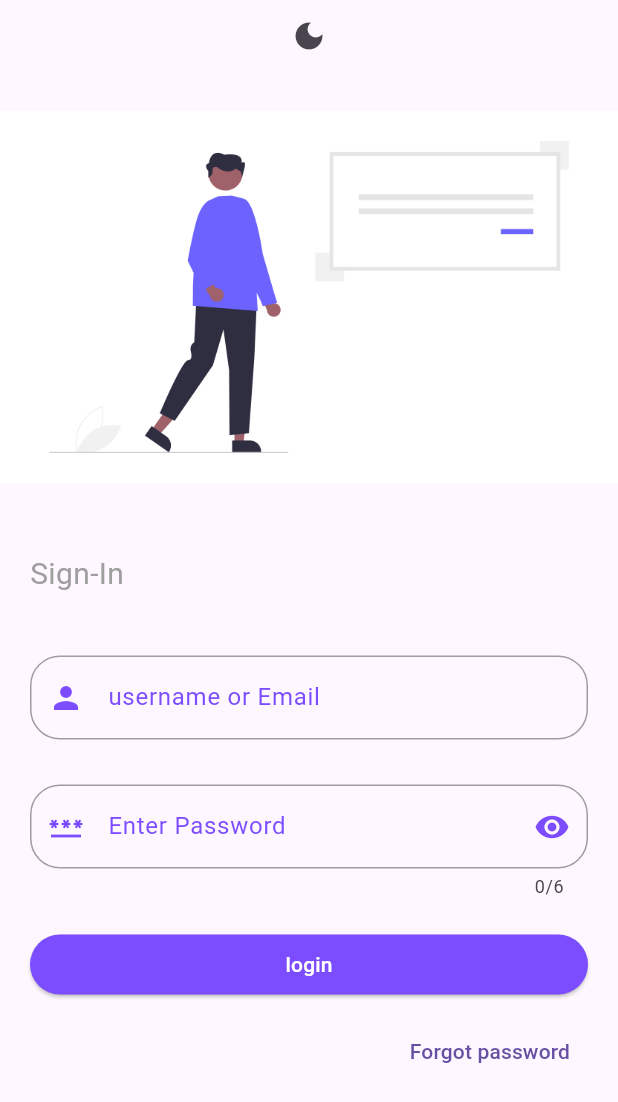
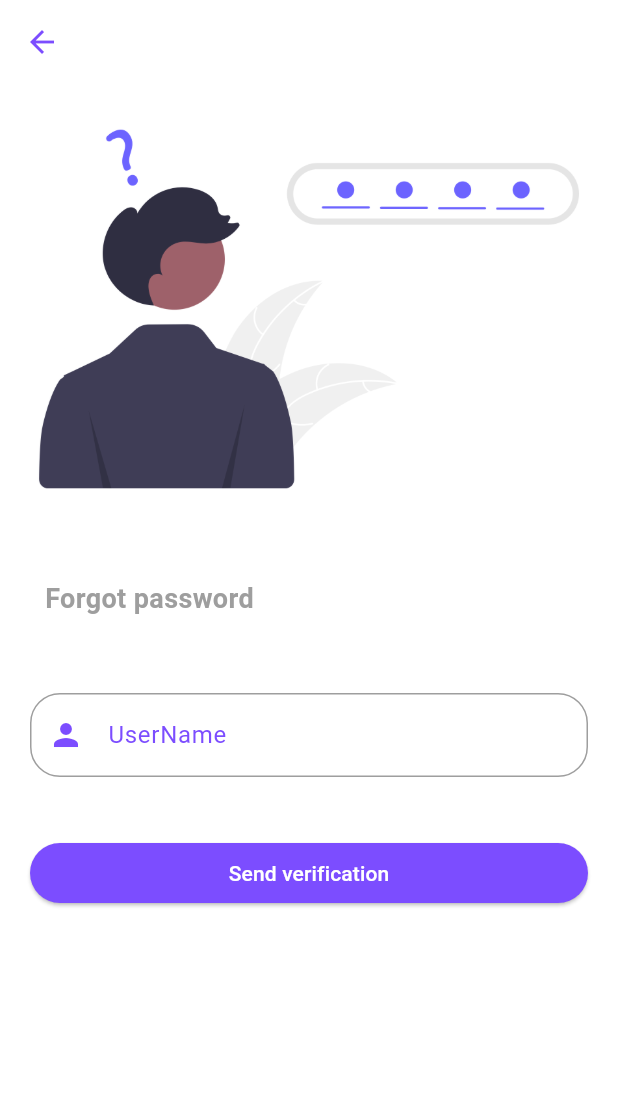
Before and after one commit to pranove-balaji/firebase-practice, a Flutter app: the SignInPage screen opened directly, after a tap on "Forgot password", on a phone screen of 412 x 824 dp. Shown: the top 1102 px of the screen. Run offline on Flutter 3.47's test engine with Material 3 defaults, Android fonts, the phone set to English and light mode, and no system bars; our stand-ins replace firebase_core; accounts and stored records are empty.

Commit message:
feat: add firebase email authentication

```diff
--- a/lib/button/forgot_passowrd.dart
+++ b/lib/button/forgot_passowrd.dart
@@ -1,3 +1,4 @@
+import 'package:firebase/screen/forgotpassword.dart';
 import 'package:flutter/material.dart';
 
 class ForgotPassword extends StatelessWidget {
@@ -11,7 +12,13 @@ class ForgotPassword extends StatelessWidget {
         Padding(
           padding:
               const EdgeInsets.only(left: 20, right: 20, bottom: 20, top: 0),
-          child: TextButton(onPressed: () {}, child: Text("Forgot password")),
+          child: TextButton(
+              onPressed: () {
+                Navigator.push(context, MaterialPageRoute(builder: (context) {
+                  return AppForgotPassword();
+                }));
+              },
+              child: Text("Forgot password")),
         )
       ],
     );
--- a/lib/field/username.dart
+++ b/lib/field/username.dart
@@ -22,7 +22,7 @@ class _UsernameFieldState extends State<UsernameField> {
       padding: const EdgeInsets.all(20),
       child: TextFormField(
         validator: (value) {
-          if (value == null || value.isEmpty) {
+          if (value == null || value!.isEmpty) {
             return "Enter a valid username";
           }
           return null;
--- /dev/null
+++ b/lib/screen/forgotpassword.dart
@@ -0,0 +1,50 @@
+import 'package:firebase/button/sign_in.dart';
+import 'package:firebase/field/username.dart';
+import 'package:flutter/material.dart';
+
+class AppForgotPassword extends StatefulWidget {
+  const AppForgotPassword({super.key});
+
+  @override
+  State<AppForgotPassword> createState() => _AppForgotPasswordState();
+}
+
+class _AppForgotPasswordState extends State<AppForgotPassword> {
+  final _forgotkey = GlobalKey<FormState>();
+  TextEditingController username = TextEditingController();
+  @override
+  Widget build(BuildContext context) {
+    return Scaffold(
+        appBar: AppBar(
+          backgroundColor: Colors.white,
+          iconTheme: IconThemeData(color: Colors.deepPurpleAccent),
+        ),
+        backgroundColor: Colors.white,
+        body: SafeArea(
+            child: Form(
+                key: _forgotkey,
+                child: ListView(
+                  children: [
+                    SizedBox(
+                      height: 300,
+                      child: Image.asset("assets/png_assets/forgot.png"),
+                    ),
+                    Padding(
+                      padding: EdgeInsets.all(30),
+                      child: Text(
+                        "Forgot password",
+                        style: TextStyle(
+                            fontSize: 18,
+                            fontWeight: FontWeight.bold,
+                            color: Colors.grey),
+                      ),
+                    ),
+                    UsernameField(
+                        userNameController: username,
+                        label: "UserName",
+                        hint: "Username"),
+                    SignInButton(formKey: _forgotkey, text: "Send verification")
+                  ],
+                ))));
+  }
+}
--- a/lib/screen/signin.dart
+++ b/lib/screen/signin.dart
@@ -2,6 +2,7 @@ import 'package:firebase/button/forgot_passowrd.dart';
 import 'package:firebase/button/sign_in.dart';
 import 'package:firebase/field/password.dart';
 import 'package:firebase/field/username.dart';
+import 'package:firebase/screen/signup.dart';
 import 'package:flutter/material.dart';
 
 class SignInPage extends StatefulWidget {
@@ -18,15 +19,26 @@ class _SignInPageState extends State<SignInPage> {
   TextEditingController passwordController = TextEditingController();
   String text = "login";
   String userlabel = "username or Email";
+  Icon mode = Icon(Icons.dark_mode);
   @override
   Widget build(BuildContext context) {
     return Scaffold(
+        backgroundColor: Colors.white,
         body: SafeArea(
           child: Form(
             key: _signInFormKey,
             child: ListView(
               children: [
-            IconButton(onPressed: () {}, icon: Icon(Icons.dark_mode)),
+                Row(
+                  mainAxisAlignment: MainAxisAlignment.end,
+                  children: [
+                    IconButton(
+                        onPressed: () {
+                          mode = Icon(Icons.light_mode);
+                        },
+                        icon: mode),
+                  ],
+                ),
                 SizedBox(
                   height: 300,
                   child: Image.asset("assets/png_assets/signin.png"),
@@ -49,6 +61,28 @@ class _SignInPageState extends State<SignInPage> {
                   text: text,
                 ),
                 ForgotPassword(),
+                Row(
+                  mainAxisAlignment: MainAxisAlignment.center,
+                  children: [
+                    Text(
+                      "New User?",
+                      style: TextStyle(
+                          fontSize: 18, fontWeight: FontWeight.normal),
+                    ),
+                    TextButton(
+                        onPressed: () {
+                          Navigator.push(context,
+                              MaterialPageRoute(builder: (builder) {
+                            return AppSignUp();
+                          }));
+                        },
+                        child: Text(
+                          "Sign-Up",
+                          style: TextStyle(
+                              fontWeight: FontWeight.bold, fontSize: 18),
+                        ))
+                  ],
+                )
               ],
             ),
           ),
--- a/pubspec.yaml
+++ b/pubspec.yaml
@@ -31,9 +31,11 @@ dependencies:
   flutter:
     sdk: flutter
 
+
   # The following adds the Cupertino Icons font to your application.
   # Use with the CupertinoIcons class for iOS style icons.
   cupertino_icons: ^1.0.8
+  firebase_core: ^3.11.0
 
 dev_dependencies:
   flutter_test:
```
Also changed, not shown: lib/main.dart (+9 -2 lines), lib/screen/signup.dart (+28 -1 lines), assets/png_assets/forgot.png (added), firebase.json (added), lib/firebase_options.dart (added), pubspec.lock, 7 other files. Lines whose indentation alone changed are shown as unchanged.
